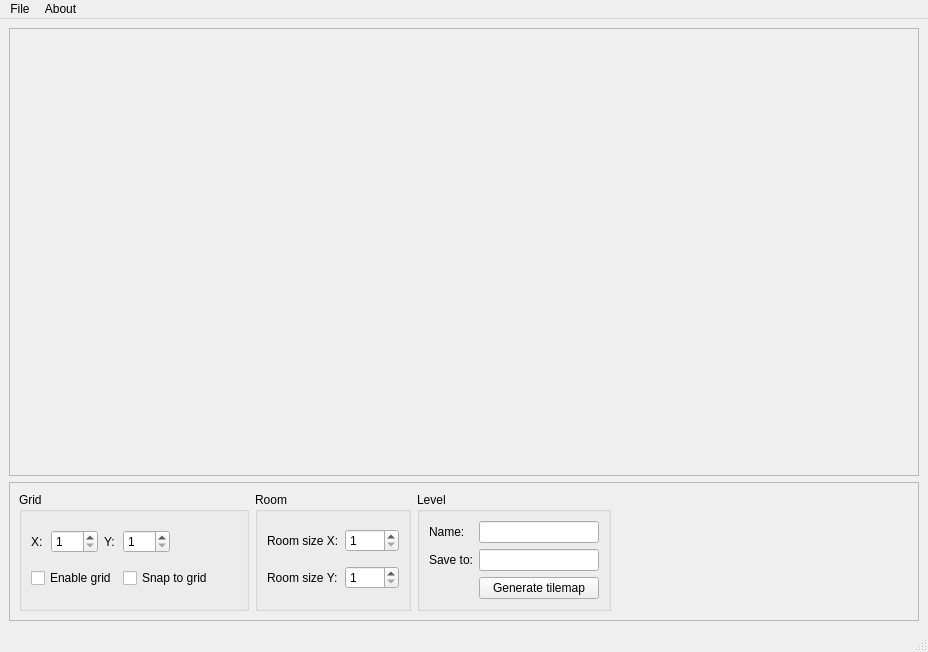
Qt form Tilemap_Creator/MainWindow.ui (Ayymoose/Panda-Engine) before a commit.
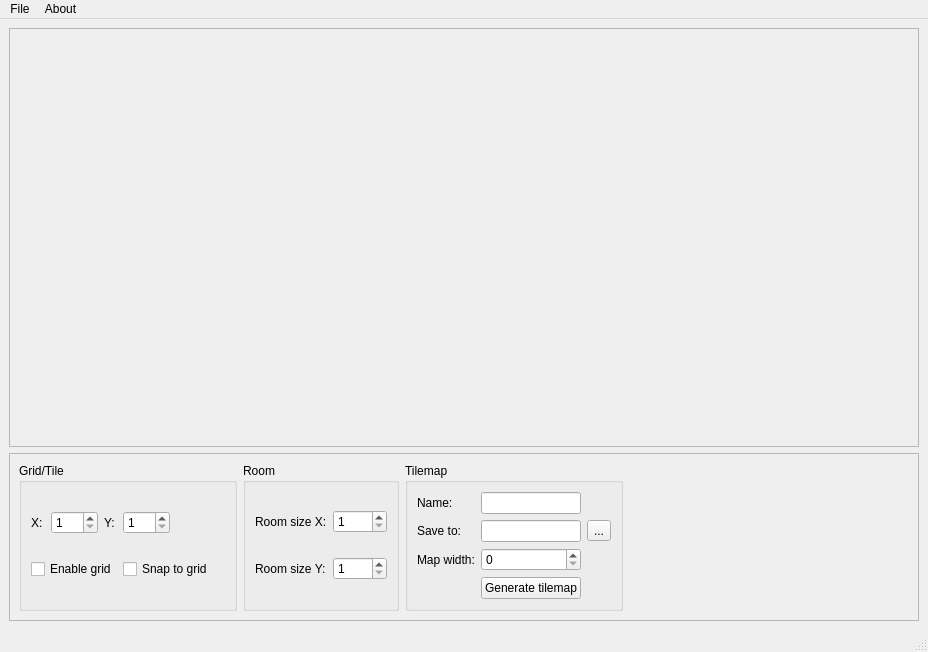
The same form after that commit.

Commit message: add tilemap and tile index generation

Patch:
```diff
--- a/Tilemap_Creator/MainWindow.ui
+++ b/Tilemap_Creator/MainWindow.ui
@@ -33,7 +33,7 @@
        <item>
         <widget class="QGroupBox" name="groupBox">
          <property name="title">
-          <string>Grid</string>
+          <string>Grid/Tile</string>
          </property>
          <layout class="QGridLayout" name="gridLayout">
           <item row="0" column="0">
@@ -146,9 +146,36 @@
        <item>
         <widget class="QGroupBox" name="groupBox_3">
          <property name="title">
-          <string>Level</string>
+          <string>Tilemap</string>
          </property>
          <layout class="QGridLayout" name="gridLayout_3">
+          <item row="1" column="1">
+           <widget class="QLineEdit" name="levelSaveToEdit"/>
+          </item>
+          <item row="2" column="0">
+           <widget class="QLabel" name="label_3">
+            <property name="text">
+             <string>Map width:</string>
+            </property>
+           </widget>
+          </item>
+          <item row="1" column="2">
+           <widget class="QToolButton" name="saveToToolButton">
+            <property name="text">
+             <string>...</string>
+            </property>
+           </widget>
+          </item>
+          <item row="3" column="1">
+           <widget class="QPushButton" name="generateTilemapButton">
+            <property name="text">
+             <string>Generate tilemap</string>
+            </property>
+           </widget>
+          </item>
+          <item row="0" column="1">
+           <widget class="QLineEdit" name="levelNameEdit"/>
+          </item>
           <item row="1" column="0">
            <widget class="QLabel" name="label_8">
             <property name="text">
@@ -156,9 +183,6 @@
             </property>
            </widget>
           </item>
-          <item row="1" column="1">
-           <widget class="QLineEdit" name="levelSaveToEdit"/>
-          </item>
           <item row="0" column="0">
            <widget class="QLabel" name="label_7">
             <property name="text">
@@ -167,15 +191,15 @@
            </widget>
           </item>
           <item row="2" column="1">
-           <widget class="QPushButton" name="generateTilemapButton">
-            <property name="text">
-             <string>Generate tilemap</string>
+           <widget class="QSpinBox" name="mapWidthSpinBox">
+            <property name="maximum">
+             <number>1024</number>
+            </property>
+            <property name="singleStep">
+             <number>1</number>
             </property>
            </widget>
           </item>
-          <item row="0" column="1">
-           <widget class="QLineEdit" name="levelNameEdit"/>
-          </item>
          </layout>
         </widget>
        </item>
@@ -206,7 +230,7 @@
          <x>0</x>
          <y>0</y>
          <width>908</width>
-         <height>447</height>
+         <height>419</height>
         </rect>
        </property>
        <layout class="QGridLayout" name="gridLayout_5"/>
```
The commit also changes 7 other files.
